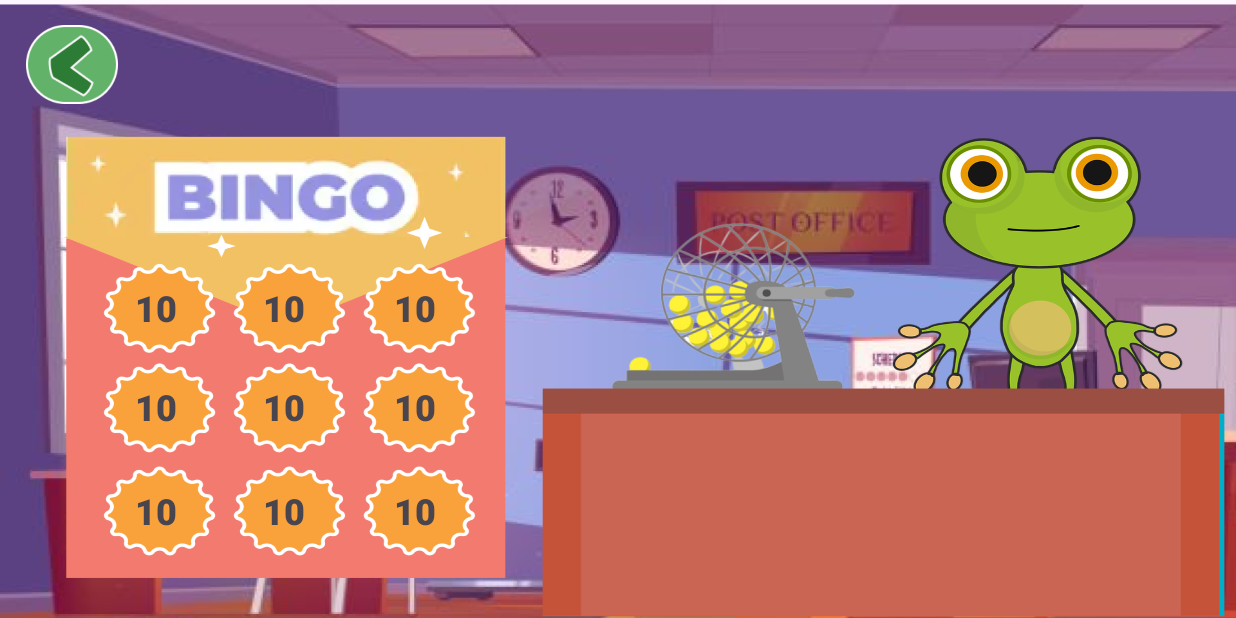
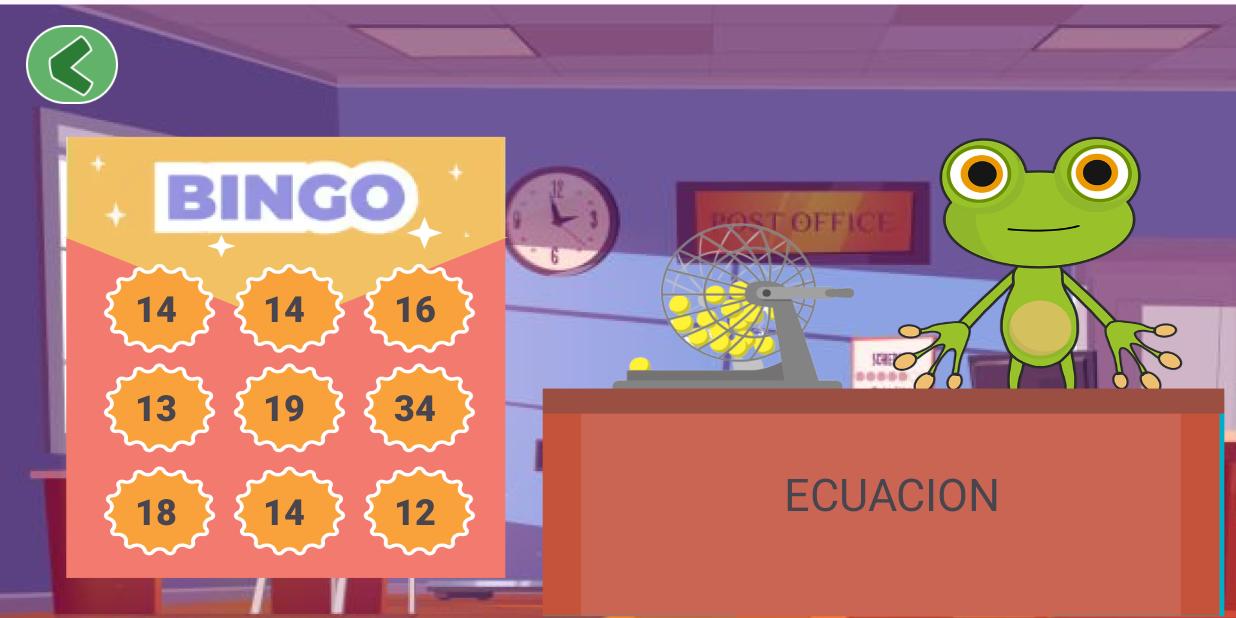
Before and after one commit to codaki/Pry_Proyecto_Final_Primer_Parcial, an Android app: the Bingo screen opened directly, with no data from a screen before it, on a phone screen of 824 x 412 dp (held sideways). Run offline under Robolectric (Android 15) with nearby library versions, the phone set to English and light mode, and no system bars.

Commit message:
Cagar todo

```diff
--- a/app/src/main/java/com/example/pry_proyecto_final_primer_parcial/Bingo.kt
+++ b/app/src/main/java/com/example/pry_proyecto_final_primer_parcial/Bingo.kt
@@ -2,10 +2,95 @@ package com.example.pry_proyecto_final_primer_parcial
 
 import androidx.appcompat.app.AppCompatActivity
 import android.os.Bundle
+import android.widget.TextView
+import android.widget.Toast
+import kotlin.random.Random
 
 class Bingo : AppCompatActivity() {
+    private lateinit var lblNum1 : TextView
+    private lateinit var lblNum2 : TextView
+    private lateinit var lblNum3 : TextView
+    private lateinit var lblNum4 : TextView
+    private lateinit var lblNum5 : TextView
+    private lateinit var lblNum6 : TextView
+    private lateinit var lblNum7 : TextView
+    private lateinit var lblNum8 : TextView
+    private lateinit var lblNum9 : TextView
+
+    private lateinit var lblEcuacion : TextView
+
+    private lateinit var matrizOriginal: Array<Array<Int>>
+    private lateinit var matrizResultados: Array<Array<Int>>
+    private lateinit var matrizRestas: Array<Array<Int>>
+    private lateinit var matrizRestasString: Array<Array<String>>
+
+
+
+    private var posicionActual = Pair(0, 0)
+
     override fun onCreate(savedInstanceState: Bundle?) {
         super.onCreate(savedInstanceState)
         setContentView(R.layout.activity_bingo)
+
+        lblNum1 = findViewById(R.id.num_1)
+        lblNum2 = findViewById(R.id.num_2)
+        lblNum3 = findViewById(R.id.num_3)
+        lblNum4 = findViewById(R.id.num_4)
+        lblNum5 = findViewById(R.id.num_5)
+        lblNum6 = findViewById(R.id.num_6)
+        lblNum7 = findViewById(R.id.num_7)
+        lblNum8 = findViewById(R.id.num_8)
+        lblNum9 = findViewById(R.id.num_9)
+
+        lblEcuacion = findViewById(R.id.intercambiable)
+
+        val numeros1 = (1..20).toList().shuffled()
+        val numeros2 = (1..20).toList().shuffled()
+
+        matrizOriginal = Array(3) { i ->
+            Array(3) { j ->
+                numeros1[i * 3 + j]
+            }
+        }
+        matrizRestas = Array(3) { i ->
+            Array(3) { j ->
+                numeros2[i * 3 + j]
+            }
+        }
+
+        matrizResultados = Array(3) { i ->
+            Array(3) { j ->
+                matrizOriginal[i][j] + matrizRestas[i][j]
+            }
+        }
+
+        matrizRestasString = Array(3) { i ->
+            Array(3) { j ->
+                "${matrizRestas[i][j]} - ${matrizResultados[i][j]}"
+            }
+        }
+
+
+        lblNum1.setOnClickListener { onNumeroSeleccionado(0, 0) }
+        lblNum2.setOnClickListener { onNumeroSeleccionado(0, 1) }
+        lblNum3.setOnClickListener { onNumeroSeleccionado(0, 2) }
+        lblNum4.setOnClickListener { onNumeroSeleccionado(1, 0) }
+        lblNum5.setOnClickListener { onNumeroSeleccionado(1, 1) }
+        lblNum6.setOnClickListener { onNumeroSeleccionado(1, 2) }
+        lblNum7.setOnClickListener { onNumeroSeleccionado(2, 0) }
+        lblNum8.setOnClickListener { onNumeroSeleccionado(2, 1) }
+        lblNum9.setOnClickListener { onNumeroSeleccionado(2, 2) }
+
+        lblNum1.text = matrizResultados[0][0].toString()
+        lblNum2.text = matrizResultados[0][1].toString()
+        lblNum3.text = matrizResultados[0][2].toString()
+        lblNum4.text = matrizResultados[1][0].toString()
+        lblNum5.text = matrizResultados[1][1].toString()
+        lblNum6.text = matrizResultados[1][2].toString()
+        lblNum7.text = matrizResultados[2][0].toString()
+        lblNum8.text = matrizResultados[2][1].toString()
+        lblNum9.text = matrizResultados[2][2].toString()
+
+
     }
 }
--- a/app/src/main/java/com/example/pry_proyecto_final_primer_parcial/MainActivity.kt
+++ b/app/src/main/java/com/example/pry_proyecto_final_primer_parcial/MainActivity.kt
@@ -3,12 +3,14 @@ package com.example.pry_proyecto_final_primer_parcial
 import android.content.Intent
 import androidx.appcompat.app.AppCompatActivity
 import android.os.Bundle
+import android.provider.ContactsContract.CommonDataKinds.Im
 import android.widget.Button
+import android.widget.ImageButton
 
 class MainActivity : AppCompatActivity() {
-    private lateinit var btnSalir : Button
-    private lateinit var btnBingo : Button
-    private lateinit var btnMemoria : Button
+    private lateinit var btnSalir : ImageButton
+    private lateinit var btnBingo : ImageButton
+    private lateinit var btnMemoria : ImageButton
     override fun onCreate(savedInstanceState: Bundle?) {
         super.onCreate(savedInstanceState)
         setContentView(R.layout.activity_main)
--- a/app/src/main/res/layout/activity_bingo.xml
+++ b/app/src/main/res/layout/activity_bingo.xml
@@ -50,7 +50,7 @@
         app:layout_constraintVertical_bias="0.498" />
 
     <TextView
-        android:id="@+id/textView8"
+        android:id="@+id/num_8"
         android:layout_width="wrap_content"
         android:layout_height="wrap_content"
         android:fontFamily="sans-serif-black"
@@ -65,7 +65,7 @@
         app:layout_constraintVertical_bias="0.854" />
 
     <TextView
-        android:id="@+id/textView9"
+        android:id="@+id/num_9"
         android:layout_width="wrap_content"
         android:layout_height="wrap_content"
         android:fontFamily="sans-serif-black"
@@ -154,5 +154,18 @@
         app:layout_constraintTop_toTopOf="parent"
         app:layout_constraintVertical_bias="0.498" />
 
+    <TextView
+        android:id="@+id/intercambiable"
+        android:layout_width="182dp"
+        android:layout_height="61dp"
+        android:text="ECUACION"
+        android:textSize="30sp"
+        app:layout_constraintBottom_toBottomOf="parent"
+        app:layout_constraintEnd_toEndOf="parent"
+        app:layout_constraintHorizontal_bias="0.814"
+        app:layout_constraintStart_toStartOf="parent"
+        app:layout_constraintTop_toTopOf="parent"
+        app:layout_constraintVertical_bias="0.88" />
+
 
 </androidx.constraintlayout.widget.ConstraintLayout>
```
